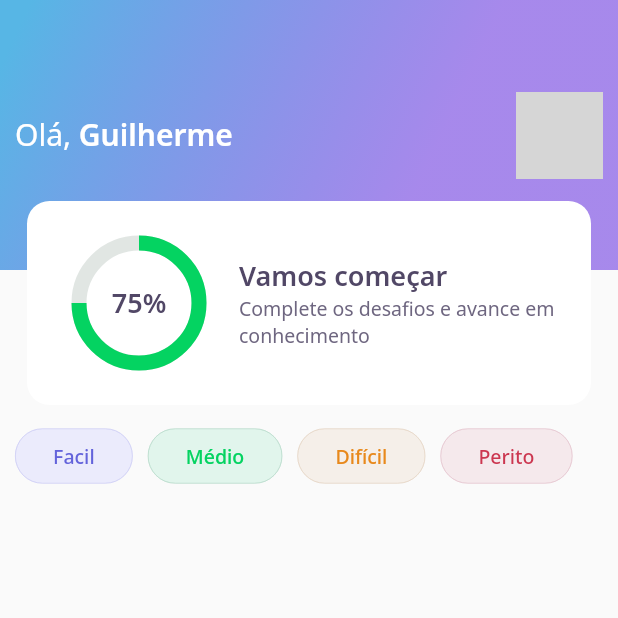
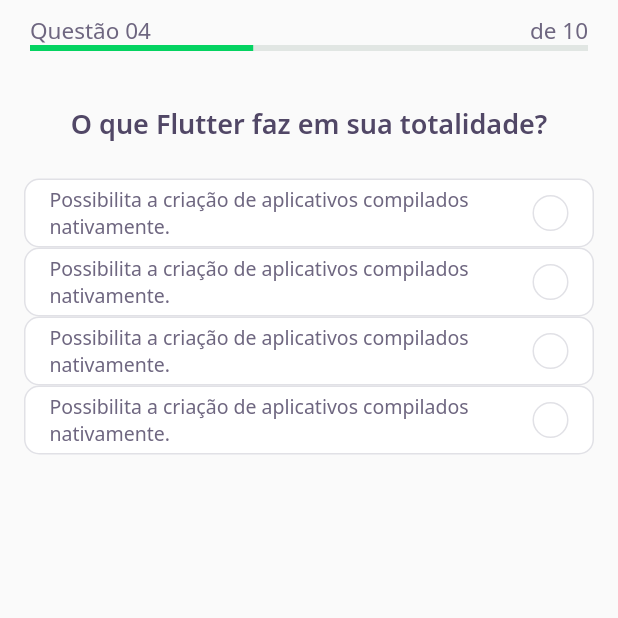
Before and after one commit to guilhermerochas/devquiz-nlw5, a Flutter app: the screen it shows after launch, on a phone screen of 412 x 824 dp, the top half of it. Run offline on Flutter 3.47's test engine with Material 2 defaults, Android fonts, the phone set to English and light mode, and no system bars; our stand-ins replace google_fonts; grey boxes are pictures that could not be loaded.

Commit message:
Adição da tela de challenge

```diff
--- a/lib/core/app_text_styles.dart
+++ b/lib/core/app_text_styles.dart
@@ -37,6 +37,12 @@ class AppTextStyles {
   static final TextStyle body = GoogleFonts.notoSans(
     color: AppColors.grey,
     fontSize: 13,
+    fontWeight: FontWeight.normal,
+  );
+
+  static final TextStyle body15 = GoogleFonts.notoSans(
+    color: AppColors.grey,
+    fontSize: 15,
     fontWeight: FontWeight.normal,
   );
 
--- a/lib/core/app_widget.dart
+++ b/lib/core/app_widget.dart
@@ -1,3 +1,4 @@
+import 'package:devquiz/pages/challenge/challenge_page.dart';
 import 'package:devquiz/pages/home/home_page.dart';
 import 'package:flutter/material.dart';
 
@@ -7,7 +8,7 @@ class AppWidget extends StatelessWidget {
     return MaterialApp(
       title: "DevQuiz",
       debugShowCheckedModeBanner: false,
-      home: HomePage(),
+      home: ChallengePage(),
     );
   }
 }
--- /dev/null
+++ b/lib/pages/challenge/challenge_page.dart
@@ -0,0 +1,29 @@
+import 'package:devquiz/pages/challenge/widgets/question_indicator_widget.dart';
+import 'package:devquiz/pages/challenge/widgets/quiz_widget.dart';
+import 'package:flutter/material.dart';
+
+class ChallengePage extends StatefulWidget {
+  ChallengePage({Key? key}) : super(key: key);
+
+  @override
+  _ChallengePageState createState() => _ChallengePageState();
+}
+
+class _ChallengePageState extends State<ChallengePage> {
+  @override
+  Widget build(BuildContext context) {
+    return Scaffold(
+      appBar: PreferredSize(
+        preferredSize: Size.fromHeight(70),
+        child: SafeArea(
+          top: true,
+          child: questionIndicatorWidget(),
+        ),
+      ),
+      body: Padding(
+        padding: const EdgeInsets.symmetric(horizontal: 16),
+        child: quizWidget(title: "O que Flutter faz em sua totalidade?"),
+      ),
+    );
+  }
+}
--- /dev/null
+++ b/lib/pages/challenge/widgets/answer_widget.dart
@@ -0,0 +1,77 @@
+import 'package:devquiz/core/core.dart';
+import 'package:flutter/material.dart';
+
+class AnswerWidget extends StatelessWidget {
+  final String title;
+  final bool isRight;
+  final bool isSelected;
+
+  AnswerWidget({
+    Key? key,
+    required this.title,
+    this.isRight = false,
+    this.isSelected = false,
+  }) : super(key: key);
+
+  Color get _selectedColorRight =>
+      isRight ? AppColors.darkGreen : AppColors.darkRed;
+
+  Color get _selectedBorderRight =>
+      isRight ? AppColors.lightGreen : AppColors.lightRed;
+
+  Color get _selectedColorCardRight =>
+      isRight ? AppColors.lightGreen : AppColors.lightRed;
+
+  Color get _selectedBorderCardRight =>
+      isRight ? AppColors.green : AppColors.red;
+
+  TextStyle get _selectedTextStyleRight =>
+      isRight ? AppTextStyles.bodyDarkGreen : AppTextStyles.bodyDarkRed;
+
+  IconData get _selectedIconRight => isRight ? Icons.check : Icons.close;
+
+  @override
+  Widget build(BuildContext context) {
+    return Container(
+      padding: EdgeInsets.symmetric(horizontal: 16, vertical: 4),
+      decoration: BoxDecoration(
+        color: isSelected ? _selectedColorCardRight : AppColors.white,
+        borderRadius: BorderRadius.circular(10),
+        border: Border.fromBorderSide(
+          BorderSide(
+            color: isSelected ? _selectedBorderCardRight : AppColors.border,
+          ),
+        ),
+      ),
+      child: Row(
+        mainAxisAlignment: MainAxisAlignment.spaceBetween,
+        children: [
+          Expanded(
+            child: Text(
+              title,
+              style: isSelected ? _selectedTextStyleRight : AppTextStyles.body,
+            ),
+          ),
+          Container(
+            width: 24,
+            height: 24,
+            decoration: BoxDecoration(
+              border: Border.fromBorderSide(
+                BorderSide(
+                  color: isSelected ? _selectedBorderRight : AppColors.border,
+                ),
+              ),
+              borderRadius: BorderRadius.circular(48),
+              color: isSelected ? _selectedColorRight : AppColors.white,
+            ),
+            child: Icon(
+              isSelected ? _selectedIconRight : null,
+              size: 16,
+              color: AppColors.white,
+            ),
+          )
+        ],
+      ),
+    );
+  }
+}
--- /dev/null
+++ b/lib/pages/challenge/widgets/question_indicator_widget.dart
@@ -0,0 +1,28 @@
+import 'package:devquiz/core/app_colors.dart';
+import 'package:devquiz/core/app_text_styles.dart';
+import 'package:devquiz/shared/widgets/progress_indicator/progress_indicator_widget.dart';
+import 'package:flutter/material.dart';
+
+Widget questionIndicatorWidget() {
+  return Container(
+    padding: EdgeInsets.symmetric(horizontal: 20, vertical: 10),
+    child: Column(
+      children: <Widget>[
+        Row(
+          mainAxisAlignment: MainAxisAlignment.spaceBetween,
+          children: <Widget>[
+            Text(
+              "Questão 04",
+              style: AppTextStyles.body15,
+            ),
+            Text(
+              "de 10",
+              style: AppTextStyles.body15,
+            ),
+          ],
+        ),
+        progressIndicator(value: 0.4)
+      ],
+    ),
+  );
+}
--- /dev/null
+++ b/lib/pages/challenge/widgets/quiz_widget.dart
@@ -0,0 +1,33 @@
+import 'package:devquiz/core/core.dart';
+import 'package:devquiz/pages/challenge/widgets/answer_widget.dart';
+import 'package:flutter/material.dart';
+
+Widget quizWidget({required String title}) => Container(
+      child: Column(
+        children: [
+          Text(
+            title,
+            style: AppTextStyles.heading,
+          ),
+          SizedBox(
+            height: 24,
+          ),
+          AnswerWidget(
+            title:
+                "Possibilita a criação de aplicativos compilados nativamente.",
+          ),
+          AnswerWidget(
+            title:
+                "Possibilita a criação de aplicativos compilados nativamente.",
+          ),
+          AnswerWidget(
+            title:
+                "Possibilita a criação de aplicativos compilados nativamente.",
+          ),
+          AnswerWidget(
+            title:
+                "Possibilita a criação de aplicativos compilados nativamente.",
+          ),
+        ],
+      ),
+    );
--- a/lib/pages/home/widgets/chart_widget.dart
+++ b/lib/pages/home/widgets/chart_widget.dart
@@ -17,8 +17,9 @@ class ChartWidget extends StatelessWidget {
               child: CircularProgressIndicator(
                 value: .75,
                 strokeWidth: 10,
-                valueColor:
-                    AlwaysStoppedAnimation<Color?>(AppColors.chartPrimary),
+                valueColor: AlwaysStoppedAnimation<Color?>(
+                  AppColors.chartPrimary,
+                ),
                 backgroundColor: AppColors.chartSecondary,
               ),
             ),
--- a/lib/pages/home/widgets/level_button_widget.dart
+++ b/lib/pages/home/widgets/level_button_widget.dart
@@ -1,11 +1,12 @@
 import 'package:flutter/material.dart';
 import 'package:google_fonts/google_fonts.dart';
 
-Widget levelButtonWidget(
-    {Color? backgroundColor,
-    required String title,
-    Color? outlinedColor,
-    Color? textColor}) {
+Widget levelButtonWidget({
+  Color? backgroundColor,
+  required String title,
+  Color? outlinedColor,
+  Color? textColor,
+}) {
   return Chip(
     shape: StadiumBorder(
       side: BorderSide(color: outlinedColor ?? Colors.black54, width: 0.4),
```
Also changed, not shown: lib/pages/home/home_page.dart (+27 -5 lines), lib/pages/home/widgets/quiz_card_widget.dart (+49 -3 lines), lib/shared/widgets/progress_indicator/progress_indicator_widget.dart (added, +10 -0 lines).
